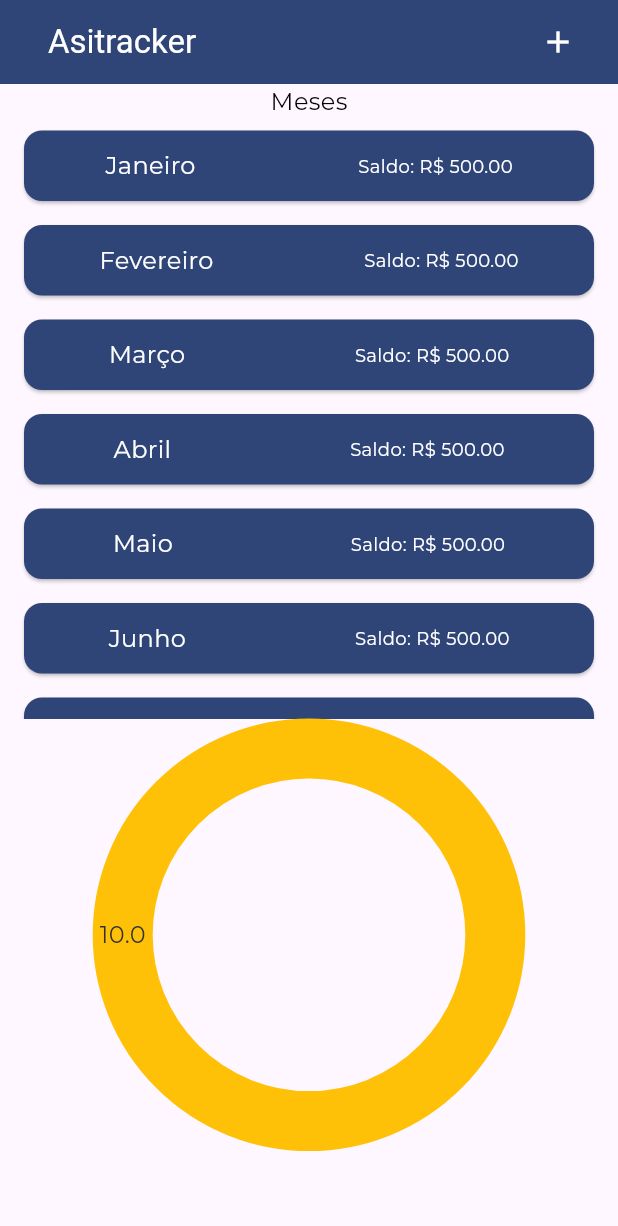
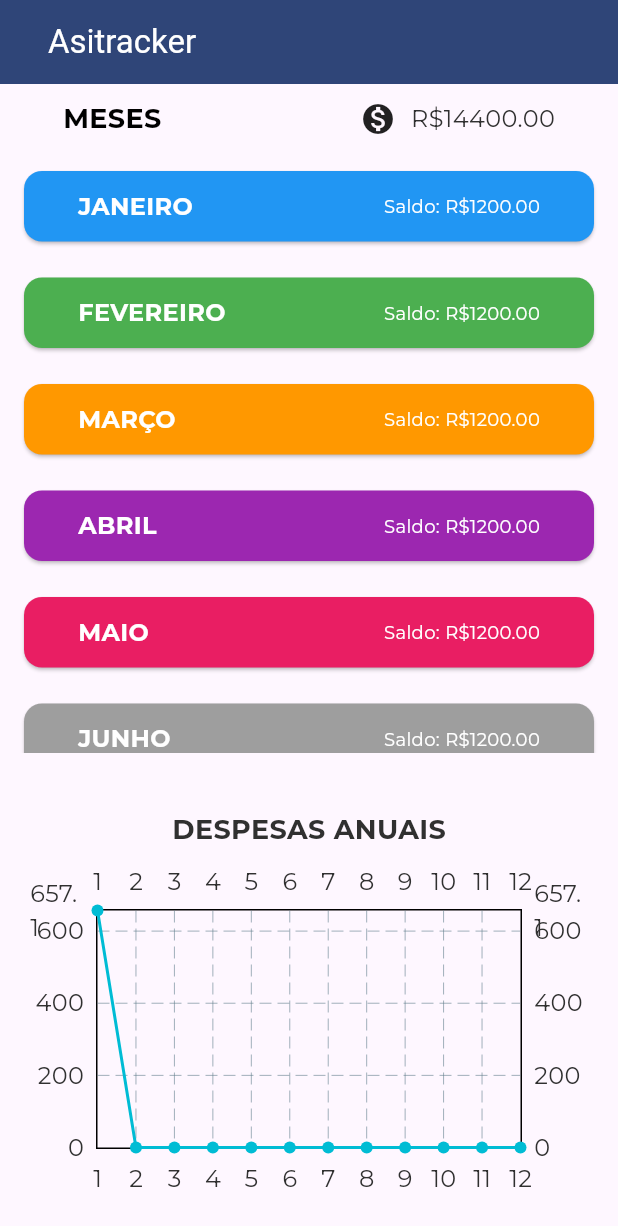
Before and after one commit to thidematos/flutteer_expenses, a Flutter app: the screen it shows after launch, on a phone screen of 412 x 824 dp. Shown: the top 1226 px of the screen. Run offline on Flutter 3.47's test engine with Material 3 defaults, Android fonts, the phone set to English and light mode, and no system bars; drawn by our look-alikes of fl_chart; our stand-ins replace google_fonts.

Commit message:
starter screen done

```diff
--- a/lib/expenses.dart
+++ /dev/null
@@ -1,43 +0,0 @@
-import 'package:flutter/material.dart';
-import 'package:flutter_expenses/widgets/UI/logo.dart';
-import 'package:flutter_expenses/widgets/months/month_chart.dart';
-import 'package:flutter_expenses/widgets/months/month_list.dart';
-
-class Expenses extends StatefulWidget {
-  const Expenses({super.key});
-
-  @override
-  State<Expenses> createState() {
-    return _ExpensesState();
-  }
-}
-
-class _ExpensesState extends State<Expenses> {
-  @override
-  Widget build(context) {
-    return Scaffold(
-      appBar: AppBar(
-        title: const Padding(
-          padding: EdgeInsets.symmetric(horizontal: 16),
-          child: Text('Asitracker'),
-        ),
-        actions: [
-          Padding(
-            padding: const EdgeInsets.symmetric(horizontal: 16),
-            child: IconButton(
-              onPressed: () {},
-              icon: const Icon(Icons.add),
-            ),
-          )
-        ],
-      ),
-      body: Column(
-        crossAxisAlignment: CrossAxisAlignment.stretch,
-        children: [
-          MonthList(),
-          const MonthChart(),
-        ],
-      ),
-    );
-  }
-}
--- a/lib/main.dart
+++ b/lib/main.dart
@@ -1,5 +1,5 @@
 import 'package:flutter/material.dart';
-import 'package:flutter_expenses/expenses.dart';
+import 'package:flutter_expenses/tracker.dart';
 import 'package:google_fonts/google_fonts.dart';
 
 final ColorScheme kColorTheme =
@@ -26,7 +26,7 @@ void main() {
           color: kColorTheme.onPrimaryContainer,
         ),
       ),
-      home: Expenses(),
+      home: const Tracker(),
     ),
   );
 }
--- a/lib/models/expense.dart
+++ b/lib/models/expense.dart
@@ -1,4 +1,4 @@
-enum Categories { alimentacao, transporte, cafe, diversos, trabalho }
+enum Categories { alimentacao, transporte, cafe, diversos, trabalho, fixo }
 
 class Expense {
   Expense({
--- a/lib/models/month.dart
+++ b/lib/models/month.dart
@@ -1,13 +1,52 @@
+import 'package:flutter/material.dart';
 import 'package:flutter_expenses/models/expense.dart';
 
 class Month {
   Month({
     required this.month,
     required this.startValue,
-  }) : finalValue = startValue;
+    required this.color,
+  })  : finalValue = startValue,
+        expenses = [];
+
+  Month.createDummyExpenses({
+    required this.month,
+    required this.startValue,
+    required this.color,
+  })  : finalValue = startValue,
+        expenses = [
+          Expense(
+            title: 'Mercado',
+            amount: 55.60,
+            category: Categories.alimentacao,
+            date: DateTime.now(),
+          ),
+          Expense(
+            title: 'Café - Unifei',
+            amount: 1.50,
+            category: Categories.cafe,
+            date: DateTime.now(),
+          ),
+          Expense(
+            title: 'Aluguel',
+            amount: 600,
+            category: Categories.fixo,
+            date: DateTime.now(),
+          ),
+        ];
 
   final String month;
   final double startValue;
+  final Color color;
   double finalValue;
-  final List<Expense> expenses = [];
+  final List<Expense> expenses;
+
+  double get expensesSum {
+    double sum = 0;
+
+    for (final expense in expenses) {
+      sum += expense.amount;
+    }
+    return sum;
+  }
 }
--- a/lib/models/saving.dart
+++ b/lib/models/saving.dart
@@ -1,5 +1,15 @@
+import 'package:flutter_expenses/models/month.dart';
+
 class Saving {
-  Saving(this.totalSaving);
+  Saving();
 
-  final double totalSaving;
+  double sumSavings(List<Month> months) {
+    double sum = 0;
+
+    for (final month in months) {
+      sum += month.finalValue;
+    }
+
+    return sum;
+  }
 }
--- /dev/null
+++ b/lib/tracker.dart
@@ -0,0 +1,86 @@
+import 'package:flutter/material.dart';
+import 'package:flutter_expenses/models/month.dart';
+import 'package:flutter_expenses/widgets/expenses/expenses_screen.dart';
+import 'package:flutter_expenses/widgets/months/month_chart.dart';
+import 'package:flutter_expenses/widgets/months/month_list.dart';
+
+final List<Month> kMonths = [
+  Month.createDummyExpenses(
+      month: 'Janeiro', startValue: 1200, color: Colors.blue),
+  Month(month: 'Fevereiro', startValue: 1200, color: Colors.green),
+  Month(month: 'Março', startValue: 1200, color: Colors.orange),
+  Month(month: 'Abril', startValue: 1200, color: Colors.purple),
+  Month(month: 'Maio', startValue: 1200, color: Colors.pink),
+  Month(month: 'Junho', startValue: 1200, color: Colors.grey),
+  Month(month: 'Julho', startValue: 1200, color: Colors.teal),
+  Month(
+      month: 'Agosto',
+      startValue: 1200,
+      color: const Color.fromARGB(255, 157, 143, 19)),
+  Month(month: 'Setembro', startValue: 1200, color: Colors.brown),
+  Month(month: 'Outubro', startValue: 1200, color: Colors.cyan),
+  Month(month: 'Novembro', startValue: 1200, color: Colors.deepPurple),
+  Month(month: 'Dezembro', startValue: 1200, color: Colors.indigo),
+];
+
+class Tracker extends StatefulWidget {
+  const Tracker({super.key});
+
+  @override
+  State<Tracker> createState() {
+    return _TrackerState();
+  }
+}
+
+class _TrackerState extends State<Tracker> {
+  Month? currentMonth;
+
+  void selectMonth(Month? month) {
+    setState(() {
+      currentMonth = month;
+    });
+  }
+
+  @override
+  Widget build(context) {
+    List<Widget> actionsButtons = [];
+    List<Widget> currentWidgetScreen = [
+      MonthList(selectMonth),
+      const MonthChart()
+    ];
+
+    if (currentMonth != null) {
+      actionsButtons = [
+        IconButton(
+          onPressed: () {
+            selectMonth(null);
+          },
+          icon: const Icon(Icons.keyboard_backspace),
+        ),
+        Padding(
+          padding: const EdgeInsets.symmetric(horizontal: 16),
+          child: IconButton(
+            onPressed: () {},
+            icon: const Icon(Icons.add),
+          ),
+        ),
+      ];
+
+      currentWidgetScreen = [ExpensesScreen(currentMonth!)];
+    }
+
+    return Scaffold(
+      appBar: AppBar(
+        title: const Padding(
+          padding: EdgeInsets.symmetric(horizontal: 16),
+          child: Text('Asitracker'),
+        ),
+        actions: actionsButtons,
+      ),
+      body: Column(
+        crossAxisAlignment: CrossAxisAlignment.stretch,
+        children: currentWidgetScreen,
+      ),
+    );
+  }
+}
--- a/lib/utils/format_monetary.dart
+++ b/lib/utils/format_monetary.dart
@@ -1,3 +1,3 @@
 String formatValue(double value) {
-  return 'R\$ ${value.toStringAsFixed(2)}';
+  return 'R\$${value.toStringAsFixed(2)}';
 }
--- /dev/null
+++ b/lib/widgets/expenses/expenses_list.dart
@@ -0,0 +1,17 @@
+import 'package:flutter/material.dart';
+
+class ExpensesList extends StatefulWidget {
+  ExpensesList({super.key});
+
+  @override
+  State<ExpensesList> createState() {
+    return _ExpensesList();
+  }
+}
+
+class _ExpensesList extends State<ExpensesList> {
+  @override
+  Widget build(BuildContext context) {
+    return Text('oi');
+  }
+}
--- /dev/null
+++ b/lib/widgets/expenses/expenses_screen.dart
@@ -0,0 +1,54 @@
+import 'package:flutter/material.dart';
+import 'package:flutter_expenses/models/month.dart';
+
+class ExpensesScreen extends StatefulWidget {
+  const ExpensesScreen(this.currentMonth, {super.key});
+
+  final Month currentMonth;
+
+  @override
+  State<ExpensesScreen> createState() {
+    return _ExpensesScreenState();
+  }
+}
+
+class _ExpensesScreenState extends State<ExpensesScreen> {
+  @override
+  Widget build(BuildContext context) {
+    final List<Widget> mainContent = widget.currentMonth.expenses.isEmpty
+        ? [
+            const SizedBox(
+              height: 150,
+            ),
+            Padding(
+              padding: const EdgeInsets.symmetric(vertical: 16, horizontal: 48),
+              child: Text(
+                'Não há despesas para esse mês!',
+                textAlign: TextAlign.center,
+                style: const TextStyle().copyWith(
+                  fontSize: 24,
+                  fontWeight: FontWeight.bold,
+                  color: const Color.fromARGB(255, 194, 47, 37),
+                ),
+              ),
+            )
+          ]
+        : [];
+
+    return Padding(
+      padding: const EdgeInsets.all(16),
+      child: Column(
+        children: [
+          Text(
+            widget.currentMonth.month.toUpperCase(),
+            style: const TextStyle().copyWith(
+              fontWeight: FontWeight.bold,
+              fontSize: 24,
+            ),
+          ),
+          ...mainContent,
+        ],
+      ),
+    );
+  }
+}
--- a/lib/widgets/months/month_chart.dart
+++ b/lib/widgets/months/month_chart.dart
@@ -1,16 +1,45 @@
 import 'package:fl_chart/fl_chart.dart';
 import 'package:flutter/material.dart';
+import 'package:flutter_expenses/tracker.dart';
 
 class MonthChart extends StatelessWidget {
   const MonthChart({super.key});
 
   @override
   Widget build(BuildContext context) {
-    return PieChart(
-      PieChartData(
-        sections: [
-          PieChartSectionData(color: Colors.amber),
-        ],
+    return Expanded(
+      child: Container(
+        margin: const EdgeInsets.symmetric(horizontal: 20, vertical: 28),
+        child: Column(
+          children: [
+            Padding(
+              padding: const EdgeInsets.symmetric(vertical: 10),
+              child: Text(
+                'DESPESAS ANUAIS',
+                style: const TextStyle()
+                    .copyWith(fontWeight: FontWeight.bold, fontSize: 18),
+              ),
+            ),
+            Expanded(
+              child: LineChart(
+                LineChartData(
+                  lineBarsData: [
+                    LineChartBarData(
+                      spots: kMonths
+                          .map(
+                            (month) => FlSpot(
+                              (kMonths.indexOf(month)).toDouble() + 1,
+                              month.expensesSum,
+                            ),
+                          )
+                          .toList(),
+                    ),
+                  ],
+                ),
+              ),
+            ),
+          ],
+        ),
       ),
     );
   }
--- a/lib/widgets/months/month_item.dart
+++ b/lib/widgets/months/month_item.dart
@@ -4,23 +4,34 @@ import 'package:flutter_expenses/models/month.dart';
 import 'package:flutter_expenses/utils/format_monetary.dart';
 
 class MonthItem extends StatelessWidget {
-  MonthItem(this.currentMonth, {super.key});
+  const MonthItem(this.onSelectMonth, this.currentMonth, {super.key});
 
   final Month currentMonth;
 
+  final Function(Month month) onSelectMonth;
+
   @override
   Widget build(BuildContext context) {
-    return Card(
-      margin: const EdgeInsets.symmetric(horizontal: 16, vertical: 8),
+    return TextButton(
+        onPressed: () {
+          onSelectMonth(currentMonth);
+        },
+        child: Card(
+          color: currentMonth.color,
           child: Padding(
-        padding: const EdgeInsets.symmetric(vertical: 12),
+            padding: const EdgeInsets.symmetric(vertical: 12, horizontal: 36),
             child: Row(
               mainAxisAlignment: MainAxisAlignment.spaceAround,
               children: [
                 Text(
-              currentMonth.month,
-              style: const TextStyle().copyWith(color: kColorTheme.onTertiary),
+                  currentMonth.month.toUpperCase(),
+                  textAlign: TextAlign.start,
+                  style: const TextStyle().copyWith(
+                    color: kColorTheme.onTertiary,
+                    fontWeight: FontWeight.bold,
                   ),
+                ),
+                const Spacer(),
                 Text(
                   'Saldo: ${formatValue(currentMonth.finalValue)}',
                   style: const TextStyle()
@@ -29,6 +40,6 @@ class MonthItem extends StatelessWidget {
               ],
             ),
           ),
-    );
+        ));
   }
 }
--- a/lib/widgets/months/month_list.dart
+++ b/lib/widgets/months/month_list.dart
@@ -1,40 +1,51 @@
 import 'package:flutter/material.dart';
+import 'package:flutter_expenses/tracker.dart';
 import 'package:flutter_expenses/models/month.dart';
+import 'package:flutter_expenses/models/saving.dart';
+import 'package:flutter_expenses/utils/format_monetary.dart';
 import 'package:flutter_expenses/widgets/months/month_item.dart';
 
 class MonthList extends StatelessWidget {
-  final List<Month> months = [
-    Month(month: 'Janeiro', startValue: 500),
-    Month(month: 'Fevereiro', startValue: 500),
-    Month(month: 'Março', startValue: 500),
-    Month(month: 'Abril', startValue: 500),
-    Month(month: 'Maio', startValue: 500),
-    Month(month: 'Junho', startValue: 500),
-    Month(month: 'Julho', startValue: 500),
-    Month(month: 'Agosto', startValue: 500),
-    Month(month: 'Setembro', startValue: 500),
-    Month(month: 'Outubro', startValue: 500),
-    Month(month: 'Novembro', startValue: 500),
-    Month(month: 'Dezembro', startValue: 500),
-  ];
+  MonthList(this.onSelectMonth, {super.key});
+
+  void Function(Month month) onSelectMonth;
 
   @override
   Widget build(BuildContext context) {
+    final double sumSavings = Saving().sumSavings(kMonths);
+
     return Column(
       children: [
-        Text(
-          'Meses',
-          style: const TextStyle().copyWith(
-            color: Colors.black,
+        Padding(
+          padding: const EdgeInsets.symmetric(vertical: 10, horizontal: 42),
+          child: Row(
+            mainAxisAlignment: MainAxisAlignment.spaceBetween,
+            children: [
+              Text(
+                'Meses'.toUpperCase(),
+                style: const TextStyle().copyWith(
+                  color: Colors.black,
+                  fontWeight: FontWeight.bold,
+                  fontSize: 18,
+                ),
+              ),
+              Row(
+                children: [
+                  const Icon(Icons.monetization_on),
+                  const SizedBox(width: 10),
+                  Text(formatValue(sumSavings)),
+                ],
+              ),
+            ],
           ),
         ),
         SizedBox(
           height: 400,
           child: ListView.builder(
             itemBuilder: (ctx, index) {
-              return MonthItem(months[index]);
+              return MonthItem(onSelectMonth, kMonths[index]);
             },
-            itemCount: months.length,
+            itemCount: kMonths.length,
           ),
         ),
       ],
```
Lines whose indentation alone changed are shown as unchanged.
